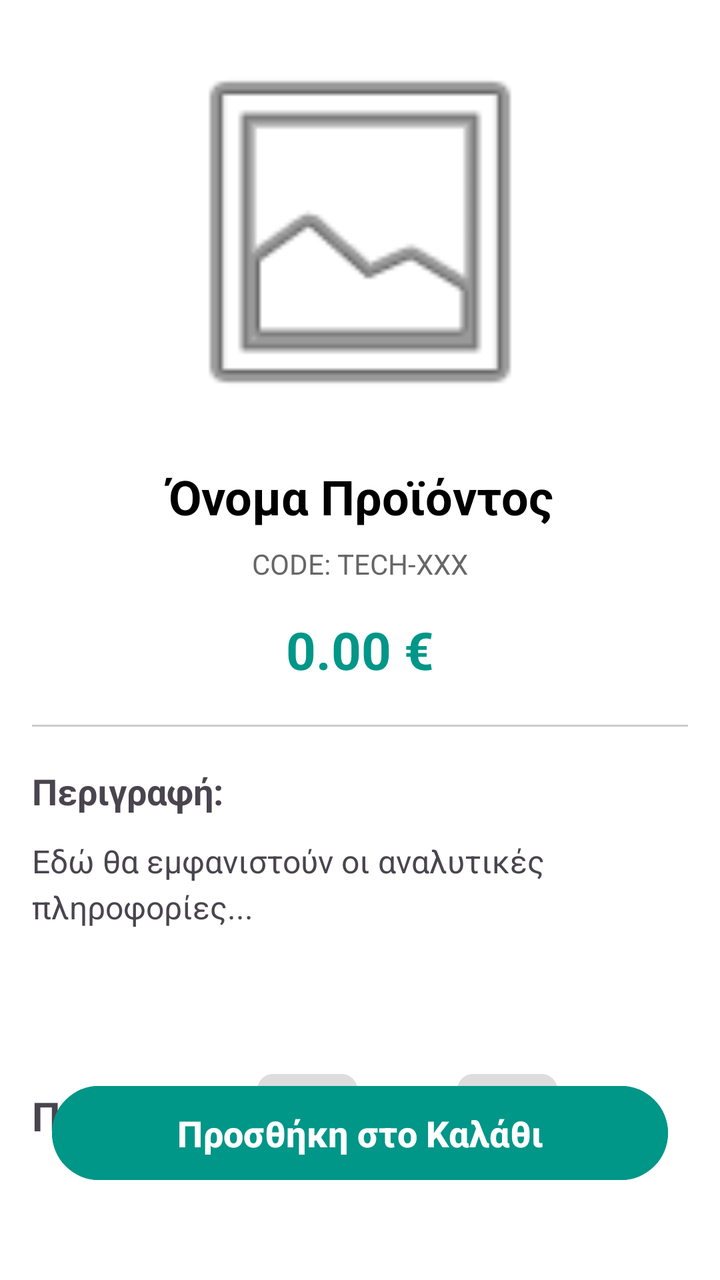
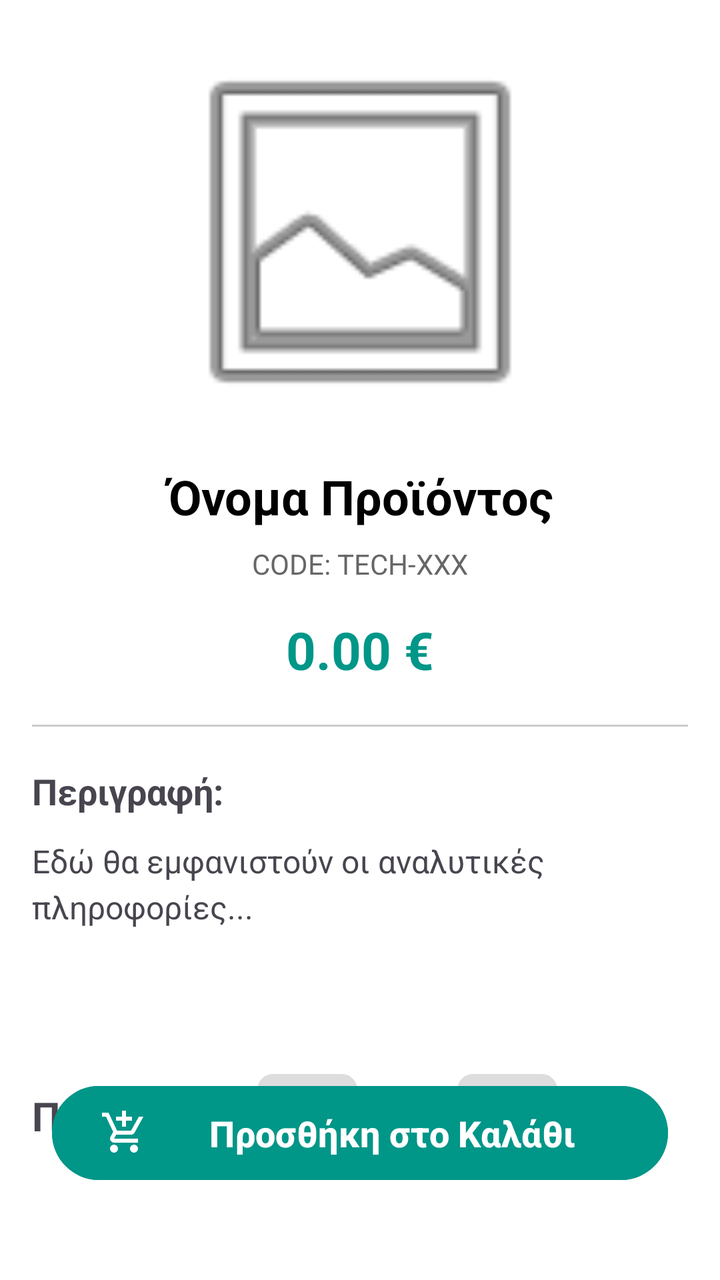

Two renders of the same Android screen: before a commit and after it. Below are the layout's source before the change and the commit's diff.
<!-- AndroidManifest.xml: application theme Theme.Team21 -->
<!-- res/layout/activity_product_details.xml -->
<?xml version="1.0" encoding="utf-8"?>
<ScrollView xmlns:android="http://schemas.android.com/apk/res/android"
    xmlns:app="http://schemas.android.com/apk/res-auto"
    xmlns:tools="http://schemas.android.com/tools"
    android:id="@+id/main"
    android:layout_width="match_parent"
    android:layout_height="match_parent"
    android:background="#FFFFFF"
    android:fillViewport="true">

    <androidx.constraintlayout.widget.ConstraintLayout
        android:id="@+id/main"
        android:layout_width="match_parent"
        android:layout_height="wrap_content"
        android:padding="16dp">

        <ImageView
            android:id="@+id/imgDetail"
            android:layout_width="0dp"
            android:layout_height="200dp"
            android:scaleType="fitCenter"
            android:src="@android:drawable/ic_menu_gallery"
            app:layout_constraintEnd_toEndOf="parent"
            app:layout_constraintStart_toStartOf="parent"
            app:layout_constraintTop_toTopOf="parent" />

        <TextView
            android:id="@+id/txtProductDetailActivityName"
            android:layout_width="0dp"
            android:layout_height="wrap_content"
            android:layout_marginTop="16dp"
            android:gravity="center"
            android:text="Όνομα Προϊόντος"
            android:textColor="@android:color/black"
            android:textSize="24sp"
            android:textStyle="bold"
            app:layout_constraintEnd_toEndOf="parent"
            app:layout_constraintStart_toStartOf="parent"
            app:layout_constraintTop_toBottomOf="@+id/imgDetail" />

        <TextView
            android:id="@+id/txtProductDetailActivityCode"
            android:layout_width="wrap_content"
            android:layout_height="wrap_content"
            android:layout_marginTop="8dp"
            android:text="CODE: TECH-XXX"
            android:textColor="#666666"
            android:textSize="14sp"
            app:layout_constraintEnd_toEndOf="parent"
            app:layout_constraintStart_toStartOf="parent"
            app:layout_constraintTop_toBottomOf="@+id/txtProductDetailActivityName" />

        <TextView
            android:id="@+id/txtProductDetailActivityPrice"
            android:layout_width="wrap_content"
            android:layout_height="wrap_content"
            android:layout_marginTop="16dp"
            android:text="0.00 €"
            android:textColor="#009688"
            android:textSize="26sp"
            android:textStyle="bold"
            app:layout_constraintEnd_toEndOf="parent"
            app:layout_constraintStart_toStartOf="parent"
            app:layout_constraintTop_toBottomOf="@+id/txtProductDetailActivityCode" />

        <View
            android:id="@+id/divider"
            android:layout_width="0dp"
            android:layout_height="1dp"
            android:layout_marginTop="20dp"
            android:background="#CCCCCC"
            app:layout_constraintEnd_toEndOf="parent"
            app:layout_constraintStart_toStartOf="parent"
            app:layout_constraintTop_toBottomOf="@+id/txtProductDetailActivityPrice" />

        <TextView
            android:id="@+id/txtProductDetailActivityLabelDescription"
            android:layout_width="wrap_content"
            android:layout_height="wrap_content"
            android:layout_marginTop="20dp"
            android:text="Περιγραφή:"
            android:textSize="18sp"
            android:textStyle="bold"
            app:layout_constraintStart_toStartOf="parent"
            app:layout_constraintTop_toBottomOf="@+id/divider" />

        <TextView
            android:id="@+id/txtProductDetailActivityDetailDescription"
            android:layout_width="0dp"
            android:layout_height="wrap_content"
            android:layout_marginTop="12dp"
            android:lineSpacingExtra="4dp"
            android:text="Εδώ θα εμφανιστούν οι αναλυτικές πληροφορίες..."
            android:textSize="16sp"
            app:layout_constraintEnd_toEndOf="parent"
            app:layout_constraintStart_toStartOf="parent"
            app:layout_constraintTop_toBottomOf="@+id/txtProductDetailActivityLabelDescription" />

        <TextView
            android:id="@+id/txtProductDetailActivityLabelQuantity"
            android:layout_width="wrap_content"
            android:layout_height="wrap_content"
            android:layout_marginTop="80dp"
            android:text="Ποσότητα:"
            android:textSize="20sp"
            android:textStyle="bold"
            app:layout_constraintStart_toStartOf="parent"
            app:layout_constraintTop_toBottomOf="@+id/txtProductDetailActivityDetailDescription" />

        <Button
            android:id="@+id/btnProductDetailActivityQuantityMinus"
            android:layout_width="50dp"
            android:layout_height="50dp"
            android:layout_marginStart="16dp"
            android:backgroundTint="#DDDDDD"
            android:padding="0dp"
            android:text="-"
            android:textColor="#000000"
            android:textSize="24sp"
            android:textStyle="bold"
            app:cornerRadius="8dp"
            app:layout_constraintBottom_toBottomOf="@+id/txtProductDetailActivityLabelQuantity"
            app:layout_constraintStart_toEndOf="@+id/txtProductDetailActivityLabelQuantity"
            app:layout_constraintTop_toTopOf="@+id/txtProductDetailActivityLabelQuantity" />

        <TextView
            android:id="@+id/txtProductDetailActivityQuantity"
            android:layout_width="50dp"
            android:layout_height="wrap_content"
            android:gravity="center"
            android:text="1"
            android:textSize="22sp"
            android:textStyle="bold"
            app:layout_constraintBottom_toBottomOf="@+id/btnProductDetailActivityQuantityMinus"
            app:layout_constraintStart_toEndOf="@+id/btnProductDetailActivityQuantityMinus"
            app:layout_constraintTop_toTopOf="@+id/btnProductDetailActivityQuantityMinus" />

        <Button
            android:id="@+id/btnProductDetailActivityQuantityPlus"
            android:layout_width="50dp"
            android:layout_height="50dp"
            android:backgroundTint="#DDDDDD"
            android:padding="0dp"
            android:text="+"
            android:textColor="#000000"
            android:textSize="24sp"
            android:textStyle="bold"
            app:cornerRadius="8dp"
            app:layout_constraintBottom_toBottomOf="@+id/txtProductDetailActivityQuantity"
            app:layout_constraintStart_toEndOf="@+id/txtProductDetailActivityQuantity"
            app:layout_constraintTop_toTopOf="@+id/txtProductDetailActivityQuantity" />


        <Button
            android:id="@+id/btnProductDetailActivityAddCart"
            android:layout_width="0dp"
            android:layout_height="55dp"
            android:layout_marginStart="10dp"
            android:layout_marginEnd="10dp"
            android:layout_marginBottom="30dp"
            android:backgroundTint="#009688"
            android:text="Προσθήκη στο Καλάθι"
            android:textSize="18sp"
            android:textStyle="bold"
            app:layout_constraintBottom_toBottomOf="parent"
            app:layout_constraintEnd_toEndOf="parent"
            app:layout_constraintHorizontal_bias="0.0"
            app:layout_constraintStart_toStartOf="parent" />


    </androidx.constraintlayout.widget.ConstraintLayout>
</ScrollView>
<!-- resources referenced by this layout -->
<resources>
  <style name="Theme.Team21" parent="Base.Theme.Team21" />
  <style name="Base.Theme.Team21" parent="Theme.Material3.DayNight.NoActionBar">
          
          
      </style>
</resources>

<!-- the commit's change to res/layout/activity_product_details.xml (unified diff, before → after) -->
@@ -160,6 +160,7 @@
             android:layout_marginBottom="30dp"
             android:backgroundTint="#009688"
             android:text="Προσθήκη στο Καλάθι"
+            android:drawableLeft="@drawable/outline_add_shopping_cart_24"
             android:textSize="18sp"
             android:textStyle="bold"
             app:layout_constraintBottom_toBottomOf="parent"
<!-- resource entries referenced after the edit -->
@@ -1,5 +1,11 @@
 <!-- resources referenced by this layout -->
 <resources>
+  <!-- drawable outline_add_shopping_cart_24 (drawable) -->
+  <vector xmlns:android="http://schemas.android.com/apk/res/android" android:height="24dp" android:tint="#FFFFFF" android:viewportHeight="960" android:viewportWidth="960" android:width="24dp">
+        
+      <path android:fillColor="@android:color/white" android:pathData="M440,360L440,240L320,240L320,160L440,160L440,40L520,40L520,160L640,160L640,240L520,240L520,360L440,360ZM280,880Q247,880 223.5,856.5Q200,833 200,800Q200,767 223.5,743.5Q247,720 280,720Q313,720 336.5,743.5Q360,767 360,800Q360,833 336.5,856.5Q313,880 280,880ZM680,880Q647,880 623.5,856.5Q600,833 600,800Q600,767 623.5,743.5Q647,720 680,720Q713,720 736.5,743.5Q760,767 760,800Q760,833 736.5,856.5Q713,880 680,880ZM40,160L40,80L171,80L341,440L621,440Q621,440 621,440Q621,440 621,440L777,160L868,160L692,478Q681,498 662.5,509Q644,520 622,520L324,520L280,600Q280,600 280,600Q280,600 280,600L760,600L760,680L280,680Q235,680 211.5,641Q188,602 210,562L264,464L120,160L40,160Z"/>
+      
+  </vector>
   <style name="Theme.Team21" parent="Base.Theme.Team21" />
   <style name="Base.Theme.Team21" parent="Theme.Material3.DayNight.NoActionBar">
           
